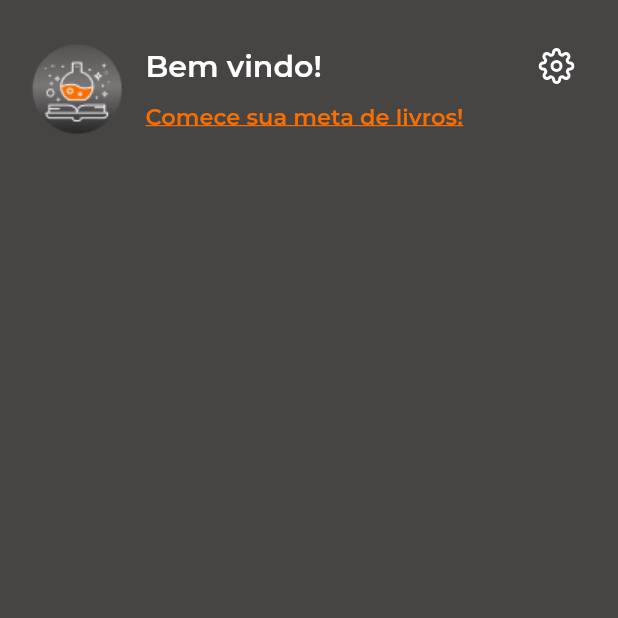
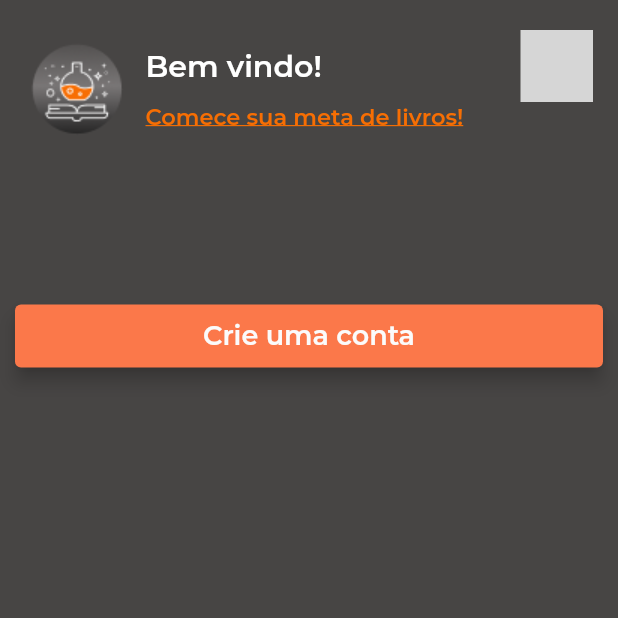
Before and after one commit to BeatrizMiranda/bookSpell, a Flutter app: the HomePage screen opened by its route, on a phone screen of 412 x 824 dp, the top half of it. Run offline on Flutter 3.47's test engine with Material 2 defaults, Android fonts, the phone set to English and light mode, and no system bars; our stand-ins replace flutter_feather_icons, google_fonts, shared_preferences; accounts and stored records are empty; statements that could not run were skipped; grey boxes are pictures that could not be loaded.

Commit message:
initial develop of guest home and bottom menu

```diff
--- a/lib/shared/components/BottomSheetConfig/BottomSheetConfig.dart
+++ b/lib/components/BottomSheetConfig/BottomSheetConfig.dart
@@ -1,4 +1,4 @@
-import 'package:bookspell/shared/theme/themeChanger.dart';
+import '/shared/theme/themeChanger.dart';
 import 'package:flutter/material.dart';
 import 'package:provider/provider.dart';
 import 'package:flutter_feather_icons/flutter_feather_icons.dart';
@@ -34,6 +34,7 @@
             child: Column(
               mainAxisSize: MainAxisSize.min,
               children: [
+                Text('Configurações'),
                 Switch(
                   value: themeChanger.isDarkMode(),
                   onChanged: themeChanger.toogleTheme,
--- /dev/null
+++ b/lib/components/CustomButton/CustomButton.dart
@@ -0,0 +1,40 @@
+import '/shared/constants/appColors.dart';
+import '/shared/constants/appTextStyles.dart';
+import 'package:flutter/material.dart';
+
+class CustomButton extends StatelessWidget {
+  CustomButton({
+    Key? key,
+    required this.content,
+    required this.onPressed,
+  }) : super(key: key);
+
+  final String content;
+  final VoidCallback onPressed;
+
+  @override
+  Widget build(BuildContext context) {
+    return Container(
+      padding: EdgeInsets.symmetric(horizontal: 10),
+      child: Row(
+        children: [
+          Expanded(
+            child: ElevatedButton(
+              style: ElevatedButton.styleFrom(
+                elevation: 5,
+                onPrimary: AppColors.smokeWhite,
+                primary: AppColors.orangeLight,
+                textStyle: AppTextStyles.subtitle,
+              ),
+              onPressed: onPressed,
+              child: Padding(
+                padding: EdgeInsets.all(10),
+                child: Text(content),
+              ),
+            ),
+          ),
+        ],
+      ),
+    );
+  }
+}
--- a/lib/shared/components/Header/Header.dart
+++ b/lib/components/Header/Header.dart
@@ -31,7 +31,15 @@
                   Row(
                     mainAxisAlignment: MainAxisAlignment.spaceBetween,
                     children: [
-                      Text('Bem vindo!', style: AppTextStyles.title),
+                      Expanded(
+                        child: Text(
+                          'Bem vindo!',
+                          overflow: TextOverflow.fade,
+                          style: AppTextStyles.title,
+                          maxLines: 1,
+                          softWrap: false,
+                        ),
+                      ),
                       ConfigBottomSheet()
                     ],
                   ),
--- a/lib/pages/Home/HomePage.dart
+++ b/lib/pages/Home/HomePage.dart
@@ -1,4 +1,5 @@
-import 'package:bookspell/shared/components/Header/Header.dart';
+import '/components/CustomButton/CustomButton.dart';
+import '/components/Header/Header.dart';
 import 'package:flutter/material.dart';
 
 class HomePage extends StatefulWidget {
@@ -18,7 +19,12 @@
       ),
       body: Container(
         child: Column(
-          children: [],
+          children: [
+            CustomButton(
+              content: 'Crie uma conta',
+              onPressed: () {},
+            )
+          ],
         ),
       ),
     );
--- a/lib/shared/constants/appColors.dart
+++ b/lib/shared/constants/appColors.dart
@@ -2,6 +2,7 @@
 
 class AppColors {
   static final white = Color(0xFFFFFFFF);
+  static final smokeWhite = Color(0xFFFBFBFB);
   static final textBlack = Color(0xFF333333);
   static final blue = Color(0xFF051459);
   static final lightBlack = Color(0xFF474544);
--- a/lib/shared/constants/appImages.dart
+++ b/lib/shared/constants/appImages.dart
@@ -1,4 +1,5 @@
 class AppImages {
   static const logoSplash = "assets/images/logoSplash.png";
   static const logo = "assets/images/logo.png";
+  static const iconSearchBook = "assets/images/IconSearchBook.png";
 }
--- a/lib/shared/theme/appThemes.dart
+++ b/lib/shared/theme/appThemes.dart
@@ -1,4 +1,4 @@
-import 'package:bookspell/shared/constants/appColors.dart';
+import '/shared/constants/appColors.dart';
 import 'package:flutter/material.dart';
 
 class AppThemes {
```
Also changed, not shown: lib/components/IconWithLabel/IconWithLabel.dart (added, +40 -0 lines), lib/components/Menu/BottomAppBar.dart (added, +31 -0 lines), lib/components/Menu/FloatingActionMenu.dart (added, +31 -0 lines), lib/pages/Home/HomeGuest.dart (+35 -2 lines), assets/images/IconSearchBook.png (added).
